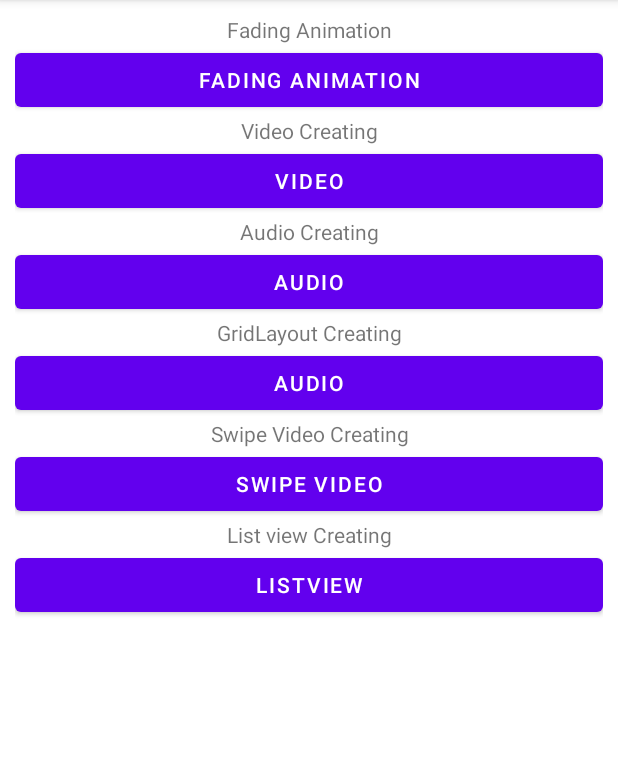
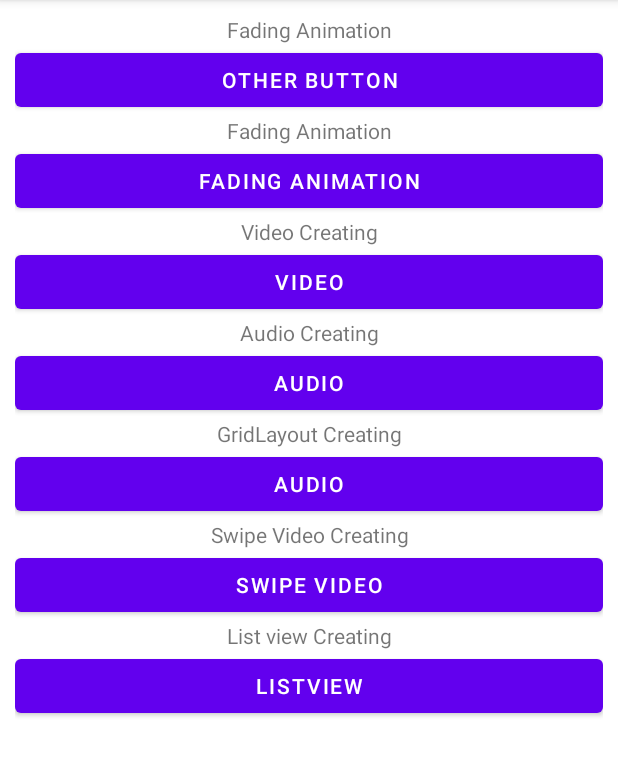
Before and after one commit to kumar-sanju/UdemyLearning, an Android app: the MainActivity screen opened directly, with no data from a screen before it, on a phone screen of 412 x 824 dp, the part 84-861 px from its top. Run offline under Robolectric (Android 15) with nearby library versions, the phone set to English and light mode, and no system bars.

Commit message:
new layout

```diff
--- a/app/src/main/java/com/sanju/udemylearning/MainActivity.java
+++ b/app/src/main/java/com/sanju/udemylearning/MainActivity.java
@@ -15,6 +15,7 @@ public class MainActivity extends AppCompatActivity {
         super.onCreate(savedInstanceState);
         setContentView(R.layout.activity_main);
 
+        Button other = (Button) findViewById(R.id.other);
         Button btn = (Button) findViewById(R.id.fadebtn);
         Button video = (Button) findViewById(R.id.video);
         Button audio = (Button) findViewById(R.id.audio);
@@ -22,7 +23,12 @@ public class MainActivity extends AppCompatActivity {
         Button swipeVideo = (Button) findViewById(R.id.swipeVideo);
         Button listView = (Button) findViewById(R.id.listView);
 
-        listView.setOnClickListener(new View.OnClickListener() {
+        other.setOnClickListener(new View.OnClickListener() {
+            @Override
+            public void onClick(View v) {
+                startActivity(new Intent(MainActivity.this, ListviewActivity.class));
+            }
+        });listView.setOnClickListener(new View.OnClickListener() {
             @Override
             public void onClick(View v) {
                 startActivity(new Intent(MainActivity.this, ListviewActivity.class));
--- a/app/src/main/res/layout/activity_main.xml
+++ b/app/src/main/res/layout/activity_main.xml
@@ -9,6 +9,18 @@
     android:orientation="vertical"
     tools:context=".MainActivity">
 
+    <TextView
+        android:layout_width="match_parent"
+        android:layout_height="wrap_content"
+        android:text="Fading Animation"
+        android:gravity="center"
+        />
+    <Button
+        android:id="@+id/other"
+        android:layout_width="match_parent"
+        android:layout_height="wrap_content"
+        android:text="Other Button"
+        />
     <TextView
         android:layout_width="match_parent"
         android:layout_height="wrap_content"
```
Also changed, not shown: app/src/main/AndroidManifest.xml (+16 -7 lines), app/src/main/java/com/sanju/udemylearning/OtherActivity.java (added, +36 -0 lines), app/src/main/res/layout/activity_other.xml (added, +26 -0 lines).
